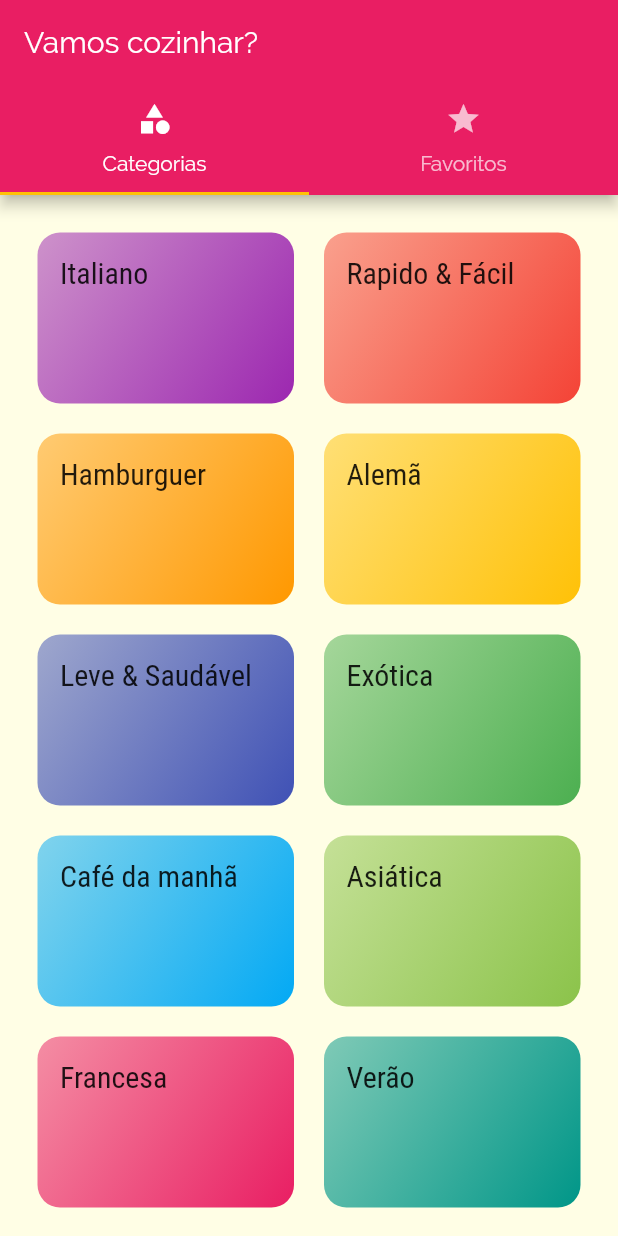
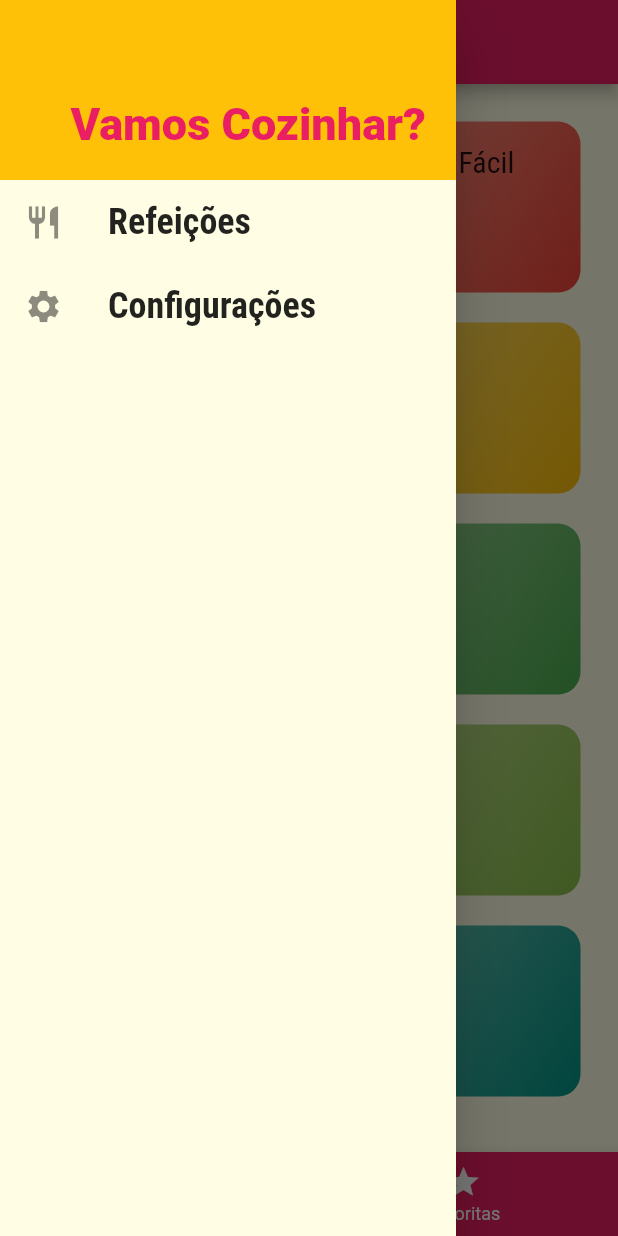
Before and after one commit to pedromcf/receitas, a Flutter app: the screen it shows after launch, with the side drawer open (before the commit the screen has no drawer), on a phone screen of 412 x 824 dp. Run offline on Flutter 3.47's test engine with Material 2 defaults, Android fonts, the phone set to English and light mode, and no system bars.

Commit message:
Criação de menu drawer menu replace page, criação pagina de filtro e refeição, adicionando comidas como favoritas

```diff
--- /dev/null
+++ b/lib/components/main_drawer.dart
@@ -0,0 +1,57 @@
+import 'package:flutter/material.dart';
+import '../utils/app-routes.dart';
+
+class MainDrawer extends StatelessWidget {
+
+  Widget _createItem(IconData icon, String label, Function onTap){
+    return ListTile(
+      leading: Icon(
+        icon,
+        size: 26,
+      ),
+      title: Text(
+        label,
+        style: TextStyle(
+          fontFamily: 'RobotoCondensed',
+          fontSize: 24,
+          fontWeight: FontWeight.bold,
+        ),
+      ),
+      onTap: onTap,
+    );
+  }
+
+  @override
+  Widget build(BuildContext context) {
+    return Drawer(
+      child: Column(
+        children: <Widget>[
+          Container(
+            height: 120,
+            width: double.infinity,
+            padding: EdgeInsets.all(20),
+            color: Theme.of(context).accentColor,
+            alignment: Alignment.bottomRight,
+            child: Text(
+              'Vamos Cozinhar?',
+              style: TextStyle(
+                fontWeight: FontWeight.w900,
+                fontSize: 30,
+                color: Theme.of(context).primaryColor
+              ) ,),
+          ),
+          _createItem(
+            Icons.restaurant,
+            'Refeições',
+            () => Navigator.of(context).pushReplacementNamed(AppRoutes.HOME)
+          ),
+          _createItem(
+            Icons.settings,
+            'Configurações',
+            () => Navigator.of(context).pushReplacementNamed(AppRoutes.SETTINGS)),
+        ],
+      ),
+
+    );
+  }
+}
--- a/lib/main.dart
+++ b/lib/main.dart
@@ -4,16 +4,60 @@ import 'telas/categorias_telas.dart';
 import 'telas/categorias_receitas_telas.dart';
 import 'telas/refeicao_detalhe_telas.dart';
 import 'telas/tabs_telas.dart';
+import 'telas/settings_telas.dart';
 
 import 'utils/app-routes.dart';
+
+import 'models/refeicao.dart';
+import 'models/settings.dart';
+import 'data/dummy_data.dart';
 
 
 void main() {
   runApp(MyApp());
 }
 
-class MyApp extends StatelessWidget {
+class MyApp extends StatefulWidget {
   // This widget is the root of your application.
+  @override
+  _MyAppState createState() => _MyAppState();
+}
+
+class _MyAppState extends State<MyApp> {
+
+  Settings settings = Settings();
+  List<Refeicao> _availableMeals = DUMMY_REFEICOES;
+  List<Refeicao> _favoriteMeals = [];
+
+
+  void _filterMeals(Settings settings){
+    setState((){
+      this.settings = settings;
+
+      _availableMeals = DUMMY_REFEICOES.where((refeicao){
+        final filterGluten = settings.isGlutenFree && !refeicao.isGlutenFree;
+        final filterLactose = settings.isLactoseFree && !refeicao.isLactoseFree;
+        final filterVegan = settings.isVegan && !refeicao.isVegan;
+        final filterVegetariano = settings.isVegetariano && !refeicao.isVegetariano;
+
+        return !filterGluten && !filterLactose && !filterVegan && !filterVegetariano;
+      }).toList();
+    });
+  }
+
+  void _toggleFavorite(Refeicao refeicao){
+    setState((){
+      _favoriteMeals.contains(refeicao) ? _favoriteMeals.remove(refeicao): _favoriteMeals.add(refeicao);
+    });
+
+  }
+
+  bool _isFavorite(Refeicao refeicao){
+    return _favoriteMeals.contains(refeicao);
+  }
+
+
+
   @override
   Widget build(BuildContext context) {
     return MaterialApp(
@@ -32,9 +76,10 @@ class MyApp extends StatelessWidget {
         visualDensity: VisualDensity.adaptivePlatformDensity,
       ),
       routes: {
-        AppRoutes.HOME: (ctx) => TabsTelas(),
-        AppRoutes.CATEGORIAS_RECEITAS : (ctx) => CategoriasReceitasTelas(),
-        AppRoutes.REFEICAO_DETAIL : (ctx) => RefeicaoDetalheTelas(),
+        AppRoutes.HOME: (ctx) => TabsTelas(_favoriteMeals),
+        AppRoutes.CATEGORIAS_RECEITAS : (ctx) => CategoriasReceitasTelas(_availableMeals),
+        AppRoutes.REFEICAO_DETAIL : (ctx) => RefeicaoDetalheTelas(_toggleFavorite,_isFavorite),
+        AppRoutes.SETTINGS : (ctx) => SettingsTelas(settings, _filterMeals),
 
       },
       onUnknownRoute: (settings){
--- /dev/null
+++ b/lib/models/settings.dart
@@ -0,0 +1,13 @@
+class Settings {
+  bool isGlutenFree;
+  bool isLactoseFree;
+  bool isVegan;
+  bool isVegetariano;
+
+  Settings({
+    this.isGlutenFree = false,
+    this.isLactoseFree = false,
+    this.isVegan = false,
+    this.isVegetariano = false,
+  });
+}
--- a/lib/telas/tabs_telas.dart
+++ b/lib/telas/tabs_telas.dart
@@ -3,31 +3,64 @@ import 'package:flutter/material.dart';
 import 'categorias_telas.dart';
 import 'favoritas_telas.dart';
 
-class TabsTelas extends StatelessWidget {
+import '../components/main_drawer.dart';
+import '../models/refeicao.dart';
+
+class TabsTelas extends StatefulWidget {
+
+  final List<Refeicao> favoriteMeals;
+
+  const TabsTelas(this.favoriteMeals);
+
+  @override
+  _TabsTelasState createState() => _TabsTelasState();
+}
+
+class _TabsTelasState extends State<TabsTelas> {
+
+  int _selectedScreenIndex = 0;
+  List<Map<String, Object>> _screens;
+
+  void initState(){
+    super.initState();
+    _screens = [
+    {'title': 'Lista de Categorias', 'screen': CategoriasTelas()},
+    {'title': 'Meus Favoritos', 'screen': FavoritasTelas(widget.favoriteMeals)}
+  ];
+
+  }
+
+  _selectScreen(int index){
+    setState((){
+      _selectedScreenIndex = index;
+    });
+  }
+
   @override
   Widget build(BuildContext context) {
-    return DefaultTabController(
-      length: 2,
-      child: Scaffold(
-        appBar: AppBar(
-          title:Text('Vamos cozinhar?'),
-          bottom: TabBar(tabs: [
-            Tab(
-              icon: Icon(Icons.category),
-              text: 'Categorias',
-            ),
-            Tab(
-              icon: Icon(Icons.star),
-              text: 'Favoritos',
-            ),
-          ]),
-        ),
-        body: TabBarView(children: [
-          CategoriasTelas(),
-          FavoritasTelas(),
-        ]),
+    return Scaffold(
+      appBar: AppBar(
+        title:Text(_screens[_selectedScreenIndex]['title']),
       ),
-
+      drawer: MainDrawer(),
+      body: _screens[_selectedScreenIndex]['screen'],
+      bottomNavigationBar: BottomNavigationBar(
+        onTap: _selectScreen,
+        unselectedItemColor: Colors.white,
+        selectedItemColor: Theme.of(context).accentColor,
+        currentIndex: _selectedScreenIndex,
+        backgroundColor: Theme.of(context).primaryColor,
+        items: [
+          BottomNavigationBarItem(
+            icon: Icon(Icons.category),
+            title: Text('Categoria')
+          ),
+          BottomNavigationBarItem(
+            icon: Icon(Icons.star),
+            title: Text('Favoritas')
+          ),
+        ],
+      ),
     );
   }
 }
--- a/lib/utils/app-routes.dart
+++ b/lib/utils/app-routes.dart
@@ -2,4 +2,5 @@ class AppRoutes {
   static const HOME = '/';
   static const CATEGORIAS_RECEITAS = '/categorias-receitas';
   static const REFEICAO_DETAIL = '/refeicao-detalhe';
+  static const SETTINGS = '/settings';
 }
```
Also changed, not shown: lib/components/refeicao_item.dart (+7 -1 lines), lib/telas/categorias_receitas_telas.dart (+10 -10 lines), lib/telas/favoritas_telas.dart (+22 -3 lines), lib/telas/refeicao_detalhe_telas.dart (+11 -0 lines), lib/telas/settings_telas.dart (added, +93 -0 lines).
